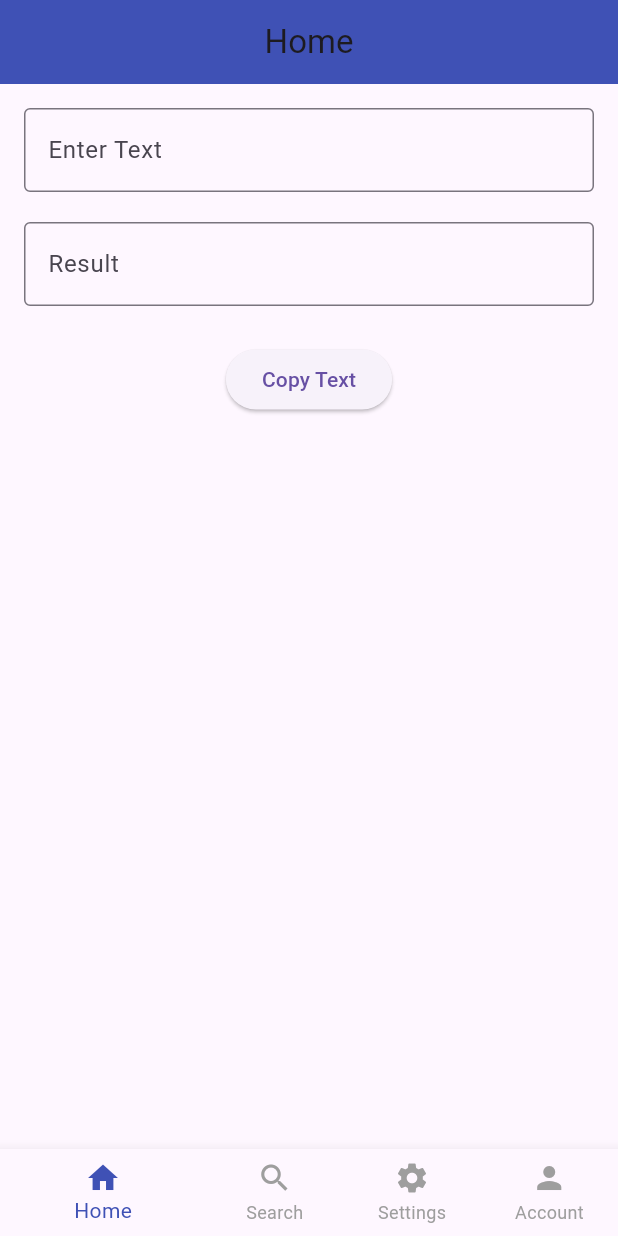
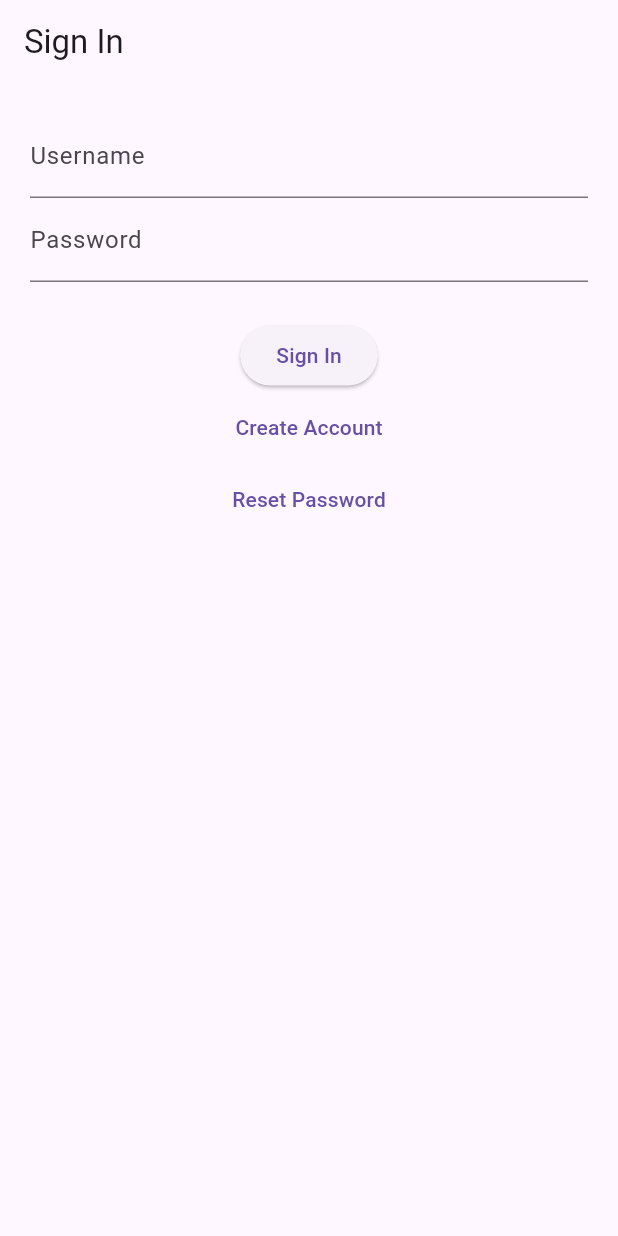
Before and after one commit to mohmmed77331/sebha_app, a Flutter app: the screen it shows after launch, on a phone screen of 412 x 824 dp. Run offline on Flutter 3.47's test engine with Material 3 defaults, Android fonts, the phone set to English and light mode, and no system bars.

Commit message:
login system

```diff
--- a/lib/main.dart
+++ b/lib/main.dart
@@ -1,9 +1,14 @@
+import 'dart:io';
 import 'package:flutter/material.dart';
+import 'package:path_provider/path_provider.dart';
 
 void main() {
   runApp(const MyApp());
 }
 
+/// ----------------------
+///  APP ROOT
+/// ----------------------
 class MyApp extends StatelessWidget {
   const MyApp({super.key});
 
@@ -11,185 +16,245 @@ class MyApp extends StatelessWidget {
   Widget build(BuildContext context) {
     return MaterialApp(
       debugShowCheckedModeBanner: false,
-      home: const MainPage(),
+      home: const SignInPage(),
     );
   }
 }
 
-class MainPage extends StatefulWidget {
-  const MainPage({super.key});
+
+Future<File> getFile() async {
+  final dir = await getApplicationSupportDirectory();
+  final file = File("${dir.path}/sign_file.txt");
+  if (!await file.exists()) {
+    await file.create(recursive: true);
+  }
+  return file;
+}
+
+
+
+/// SAVE()  ➜ إضافة مستخدم جديد أو تحديث كلمة المرور
+Future<void> save(String username, String password, String department) async {
+  final f = await getFile();
+  final line = "username_$username, password_$password, department_$department\n";
+  await f.writeAsString(line, mode: FileMode.append);
+}
+
+/// CHECKVALUE()  ➜ فحص المستخدم داخل الملف
+Future<bool> checkValue(String username, String password) async {
+  final f = await getFile();
+  final lines = await f.readAsLines();
+
+  for (var line in lines) {
+    if (line.contains("username_$username") &&
+        line.contains("password_$password")) {
+      return true;
+    }
+  }
+  return false;
+}
+
+/// CHANGE PASSWORD  ➜ يعتمد على checkValue + save
+Future<bool> changePassword(
+    String username, String oldPass, String newPass) async {
+  final f = await getFile();
+  final lines = await f.readAsLines();
+
+  bool found = false;
+  List<String> newData = [];
+
+  for (var line in lines) {
+    if (line.contains("username_$username") &&
+        line.contains("password_$oldPass")) {
+      found = true;
+
+      // استخراج التخصص
+      final dep = line.split(",")[2].trim().replaceAll("department_", "");
+
+      // السطر الجديد
+      final updated =
+          "username_$username, password_$newPass, department_$dep";
+      newData.add(updated);
+    } else {
+      newData.add(line);
+    }
+  }
+
+  if (found) {
+    await f.writeAsString(newData.join("\n"));
+  }
+
+  return found;
+}
+
+
+class SignInPage extends StatefulWidget {
+  const SignInPage({super.key});
 
   @override
-  State<MainPage> createState() => _MainPageState();
+  State<SignInPage> createState() => _SignInPageState();
 }
 
-class _MainPageState extends State<MainPage> {
-  int currentIndex = 0;
-
-  // Titles of pages
-  final List<String> titles = [
-    "Home",
-    "Search",
-    "Settings",
-    "Account",
-  ];
-
-  // Content pages
-  late final List<Widget> pages = [
-    HomePageContent(),
-    SearchPageContent(),
-    const SettingsPageContent(),
-    const AccountPageContent(),
-  ];
+class _SignInPageState extends State<SignInPage> {
+  final user = TextEditingController();
+  final pass = TextEditingController();
 
   @override
   Widget build(BuildContext context) {
     return Scaffold(
-      appBar: AppBar(
-        title: Text(titles[currentIndex]),
-        centerTitle: true,
-        backgroundColor: Colors.indigo,
+      appBar: AppBar(title: const Text("Sign In")),
+      body: Padding(
+        padding: const EdgeInsets.all(20),
+        child: Column(
+          children: [
+            TextField(controller: user, decoration: const InputDecoration(labelText: "Username")),
+            TextField(controller: pass, decoration: const InputDecoration(labelText: "Password")),
+            const SizedBox(height: 25),
+            ElevatedButton(
+              onPressed: () async {
+                bool ok = await checkValue(user.text, pass.text);
+                if (ok) {
+                  Navigator.push(context,
+                      MaterialPageRoute(builder: (_) => HomePage(username: user.text)));
+                } else {
+                  ScaffoldMessenger.of(context).showSnackBar(
+                      const SnackBar(content: Text("User Not Found")));
+                }
+              },
+              child: const Text("Sign In"),
             ),
-
-      body: Padding(
-        padding: const EdgeInsets.all(16.0),
-        child: pages[currentIndex],
+            TextButton(
+              onPressed: () {
+                Navigator.push(context,
+                    MaterialPageRoute(builder: (_) => const SignUpPage()));
+              },
+              child: const Text("Create Account"),
             ),
-
-      bottomNavigationBar: BottomNavigationBar(
-        currentIndex: currentIndex,
-        selectedItemColor: Colors.indigo,
-        unselectedItemColor: Colors.grey,
-        showUnselectedLabels: true,
-        onTap: (index) {
-          setState(() => currentIndex = index);
+            TextButton(
+              onPressed: () {
+                Navigator.push(context,
+                    MaterialPageRoute(builder: (_) => const ResetPasswordPage()));
               },
-        items: const [
-          BottomNavigationBarItem(icon: Icon(Icons.home), label: "Home"),
-          BottomNavigationBarItem(icon: Icon(Icons.search), label: "Search"),
-          BottomNavigationBarItem(icon: Icon(Icons.settings), label: "Settings"),
-          BottomNavigationBarItem(icon: Icon(Icons.person), label: "Account"),
+              child: const Text("Reset Password"),
+            )
           ],
+        ),
       ),
     );
   }
 }
 
-//////////////////////////////////////////////////////
-//                 PAGE 1 – HOME
-//////////////////////////////////////////////////////
+////////////////////////////////////////////////////////////////////
+///
+///
+///                SIGN UP PAGE
+///
+////////////////////////////////////////////////////////////////////
 
-class HomePageContent extends StatefulWidget {
+class SignUpPage extends StatefulWidget {
+  const SignUpPage({super.key});
+
   @override
-  State<HomePageContent> createState() => _HomePageContentState();
+  State<SignUpPage> createState() => _SignUpPageState();
 }
 
-class _HomePageContentState extends State<HomePageContent> {
-  TextEditingController field1 = TextEditingController();
-  TextEditingController field2 = TextEditingController();
+class _SignUpPageState extends State<SignUpPage> {
+  final user = TextEditingController();
+  final pass = TextEditingController();
+  final dep = TextEditingController();
 
   @override
   Widget build(BuildContext context) {
-    return Column(
+    return Scaffold(
+      appBar: AppBar(title: const Text("Sign Up")),
+      body: Padding(
+        padding: const EdgeInsets.all(20),
+        child: Column(
           children: [
-        TextField(
-          controller: field1,
-          decoration: const InputDecoration(
-            labelText: "Enter Text",
-            border: OutlineInputBorder(),
-          ),
-        ),
-
-        const SizedBox(height: 20),
-
-        TextField(
-          controller: field2,
-          decoration: const InputDecoration(
-            labelText: "Result",
-            border: OutlineInputBorder(),
-          ),
-        ),
-
+            TextField(controller: user, decoration: const InputDecoration(labelText: "Username")),
+            TextField(controller: pass, decoration: const InputDecoration(labelText: "Password")),
+            TextField(controller: dep, decoration: const InputDecoration(labelText: "Department")),
             const SizedBox(height: 25),
-
             ElevatedButton(
-          onPressed: () {
-            setState(() {
-              field2.text = field1.text;
-            });
+              onPressed: () async {
+                await save(user.text, pass.text, dep.text);
+                ScaffoldMessenger.of(context).showSnackBar(
+                    const SnackBar(content: Text("User Saved")));
               },
-          child: const Text("Copy Text"),
+              child: const Text("Save"),
             ),
           ],
-    );
-  }
-}
-
-//////////////////////////////////////////////////////
-//              PAGE 2 – SEARCH LISTVIEW
-//////////////////////////////////////////////////////
-
-class SearchPageContent extends StatelessWidget {
-  SearchPageContent({super.key});
-
-  final List<String> items = [
-    "Apple",
-    "Banana",
-    "Orange",
-    "Grapes",
-    "Mango",
-    "Watermelon",
-    "Strawberry",
-    "Kiwi",
-  ];
-
-  @override
-  Widget build(BuildContext context) {
-    return ListView.builder(
-      itemCount: items.length,
-      itemBuilder: (context, index) {
-        return ListTile(
-          leading: const Icon(Icons.list),
-          title: Text(items[index]),
-          trailing: const Icon(Icons.arrow_forward_ios, size: 16),
-        );
-      },
-    );
-  }
-}
-
-//////////////////////////////////////////////////////
-//               PAGE 3 – SETTINGS
-//////////////////////////////////////////////////////
-
-class SettingsPageContent extends StatelessWidget {
-  const SettingsPageContent({super.key});
-
-  @override
-  Widget build(BuildContext context) {
-    return const Center(
-      child: Text(
-        "Settings Page",
-        style: TextStyle(fontSize: 22),
+        ),
       ),
     );
   }
 }
 
-//////////////////////////////////////////////////////
-//               PAGE 4 – ACCOUNT
-//////////////////////////////////////////////////////
+////////////////////////////////////////////////////////////////////
+///
+///
+///                RESET PASSWORD PAGE
+///
+////////////////////////////////////////////////////////////////////
 
-class AccountPageContent extends StatelessWidget {
-  const AccountPageContent({super.key});
+class ResetPasswordPage extends StatefulWidget {
+  const ResetPasswordPage({super.key});
+
+  @override
+  State<ResetPasswordPage> createState() => _ResetPasswordPageState();
+}
+
+class _ResetPasswordPageState extends State<ResetPasswordPage> {
+  final user = TextEditingController();
+  final oldPass = TextEditingController();
+  final newPass = TextEditingController();
 
   @override
   Widget build(BuildContext context) {
-    return const Center(
-      child: Text(
-        "Account Page",
-        style: TextStyle(fontSize: 22),
+    return Scaffold(
+      appBar: AppBar(title: const Text("Reset Password")),
+      body: Padding(
+        padding: const EdgeInsets.all(20),
+        child: Column(
+          children: [
+            TextField(controller: user, decoration: const InputDecoration(labelText: "Username")),
+            TextField(controller: oldPass, decoration: const InputDecoration(labelText: "Old Password")),
+            TextField(controller: newPass, decoration: const InputDecoration(labelText: "New Password")),
+            const SizedBox(height: 20),
+            ElevatedButton(
+                onPressed: () async {
+                  bool ok = await changePassword(
+                      user.text, oldPass.text, newPass.text);
+                  ScaffoldMessenger.of(context).showSnackBar(SnackBar(
+                      content: Text(ok ? "Password Updated" : "Wrong Old Password")));
+                },
+                child: const Text("Update"))
+          ],
+        ),
       ),
     );
   }
 }
+
+////////////////////////////////////////////////////////////////////
+///
+///
+///                HOME PAGE
+///
+////////////////////////////////////////////////////////////////////
+
+class HomePage extends StatelessWidget {
+  final String username;
+  const HomePage({super.key, required this.username});
+
+  @override
+  Widget build(BuildContext context) {
+    return Scaffold(
+      appBar: AppBar(title: const Text("Home Page")),
+      body: Center(
+        child: Text("Welcome, $username",
+            style: const TextStyle(fontSize: 26, fontWeight: FontWeight.bold)),
+      ),
+    );
+  }
+}
```
Lines whose indentation alone changed are shown as unchanged.
